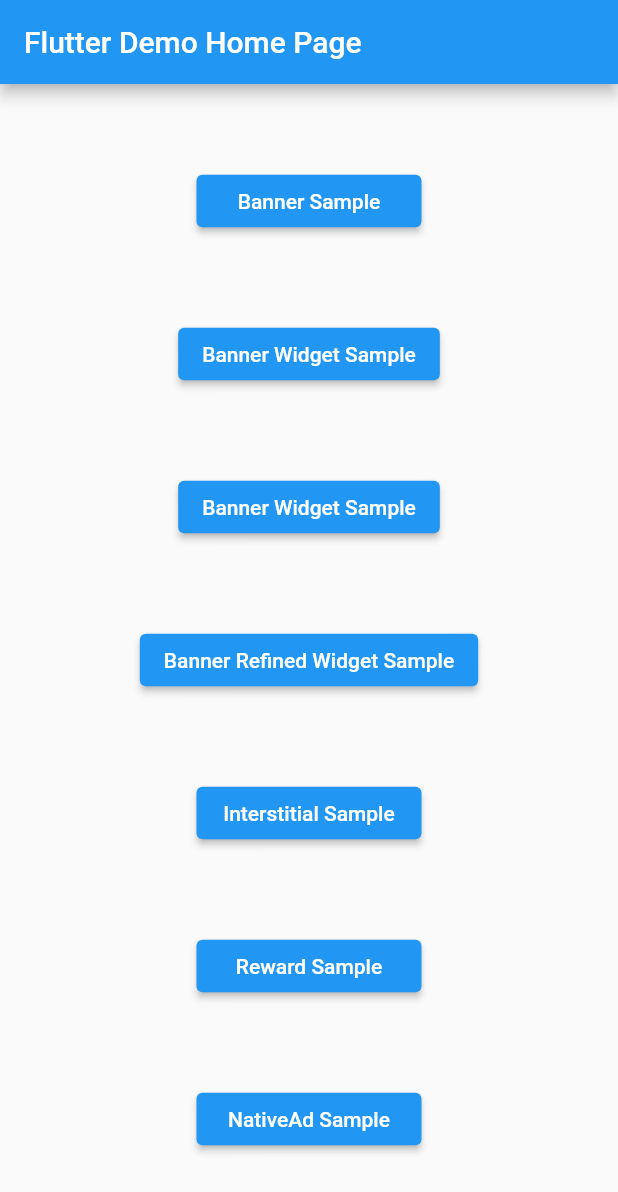
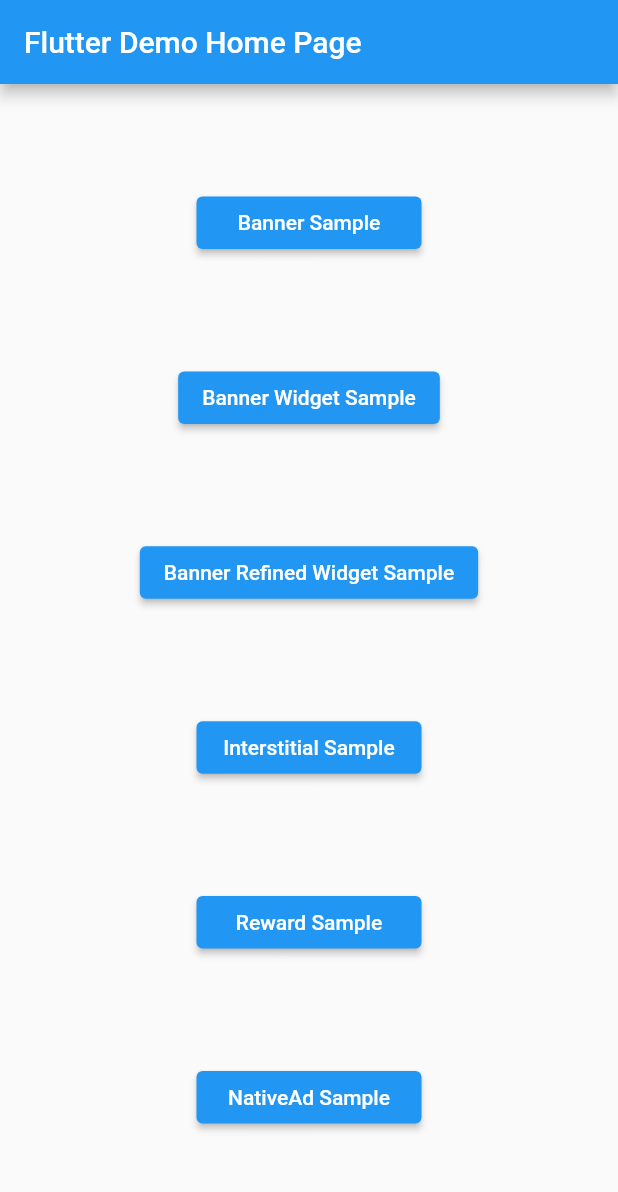
Before and after one commit to bidmad/Bidmad-Flutter, a Flutter app: the screen it shows after launch, on a phone screen of 412 x 824 dp. Shown: the top 1192 px of the screen. Run offline on Flutter 3.47's test engine with Material 2 defaults, Android fonts, the phone set to English and light mode, and no system bars; missing offline and left inert: bidmad_plugin.

Commit message:
1.7.4 Update

```diff
--- a/lib/main.dart
+++ b/lib/main.dart
@@ -183,19 +183,6 @@ class _MyHomePageState extends State<MyHomePage> {
             Spacer(),
             Container(
               child: ElevatedButton(
-                  child: Text("Banner Widget Sample"),
-                  onPressed: () {
-                    Navigator.push(
-                      context,
-                      MaterialPageRoute(
-                          builder: (context) => BannerWidgetSample()),
-                    );
-                  },
-                  style: ElevatedButton.styleFrom(minimumSize: Size(150, 35))),
-            ),
-            Spacer(),
-            Container(
-              child: ElevatedButton(
                   child: Text("Banner Refined Widget Sample"),
                   onPressed: () {
                     Navigator.push(
--- a/pubspec.yaml
+++ b/pubspec.yaml
@@ -27,7 +27,7 @@ dependencies:
   # The following adds the Cupertino Icons font to your application.
   # Use with the CupertinoIcons class for iOS style icons.
   cupertino_icons: ^1.0.2
-  bidmad_plugin: ^1.7.3
+  bidmad_plugin: ^1.7.4
 dev_dependencies:
   flutter_test:
     sdk: flutter
```
